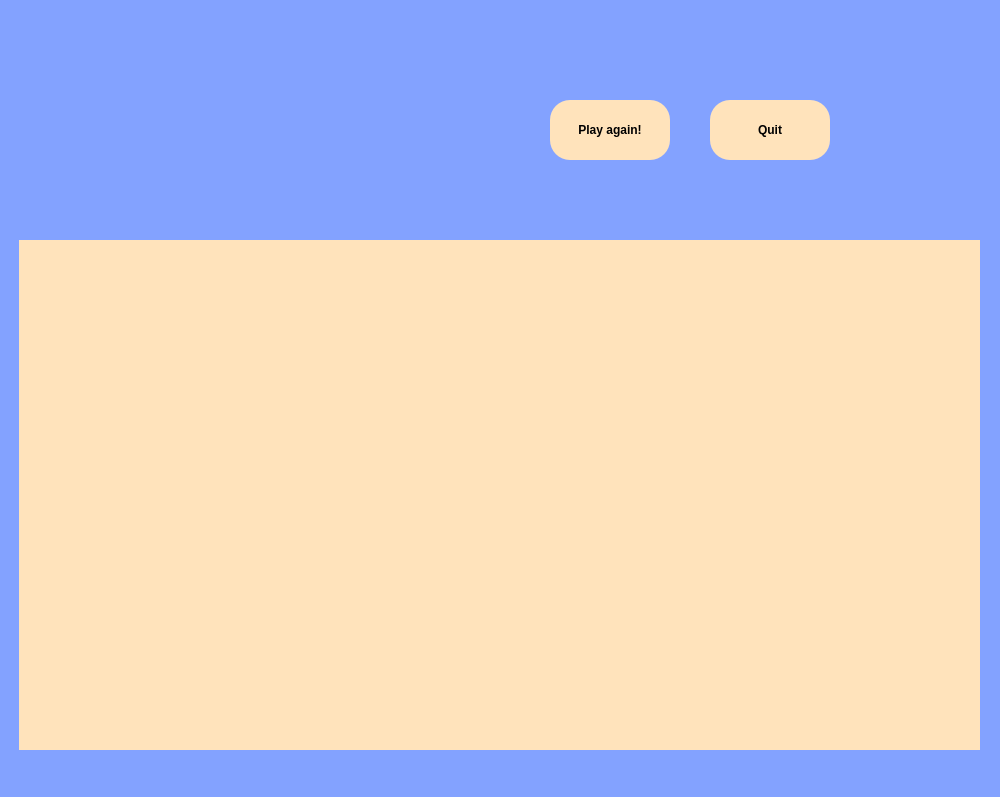
The window that game_view/frontend/paradigm_summary.ui (fra3597/my_german_game) describes before a commit, drawn with Qt 5.
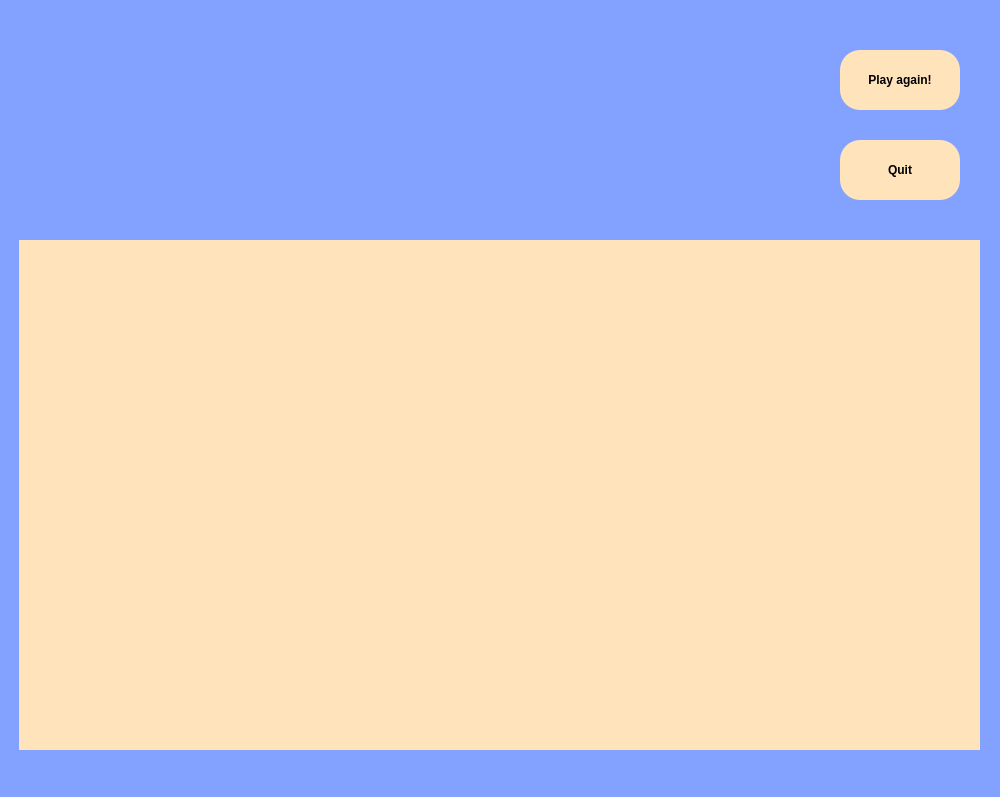
The same window after the commit.

Commit message: Implemented features: - Increase score in database for each mode - Article mode (no summary window) - Button for adding character to paradigm mode

The edit to the form file:
```diff
--- a/game_view/frontend/paradigm_summary.ui
+++ b/game_view/frontend/paradigm_summary.ui
@@ -90,7 +90,7 @@
      <rect>
       <x>34</x>
       <y>50</y>
-      <width>481</width>
+      <width>391</width>
       <height>161</height>
      </rect>
     </property>
@@ -126,8 +126,8 @@
    <widget class="QPushButton" name="play_again_button">
     <property name="geometry">
      <rect>
-      <x>550</x>
-      <y>100</y>
+      <x>840</x>
+      <y>50</y>
       <width>120</width>
       <height>60</height>
      </rect>
@@ -157,8 +157,8 @@
    <widget class="QPushButton" name="quit_button">
     <property name="geometry">
      <rect>
-      <x>710</x>
-      <y>100</y>
+      <x>840</x>
+      <y>140</y>
       <width>120</width>
       <height>60</height>
      </rect>
@@ -185,6 +185,44 @@
      <string>Quit</string>
     </property>
    </widget>
+   <widget class="QLabel" name="total_score_label">
+    <property name="geometry">
+     <rect>
+      <x>430</x>
+      <y>50</y>
+      <width>361</width>
+      <height>161</height>
+     </rect>
+    </property>
+    <property name="sizePolicy">
+     <sizepolicy hsizetype="Preferred" vsizetype="Expanding">
+      <horstretch>0</horstretch>
+      <verstretch>0</verstretch>
+     </sizepolicy>
+    </property>
+    <property name="font">
+     <font>
+      <pointsize>12</pointsize>
+      <weight>75</weight>
+      <bold>true</bold>
+     </font>
+    </property>
+    <property name="styleSheet">
+     <string notr="true">border-radius: 50%; /* Makes the label circular */
+border: 2px solid #000000; /* Border color and width */
+padding: 10px; /* Adjust padding as needed */
+background-color: #83A2FF;
+color: #FFD28F;
+border: none;
+</string>
+    </property>
+    <property name="text">
+     <string/>
+    </property>
+    <property name="wordWrap">
+     <bool>true</bool>
+    </property>
+   </widget>
   </widget>
  </widget>
  <resources/>
```
Left out of the diff: 15 changed lines with no effect on the pictures. The commit also changes 17 other files.
